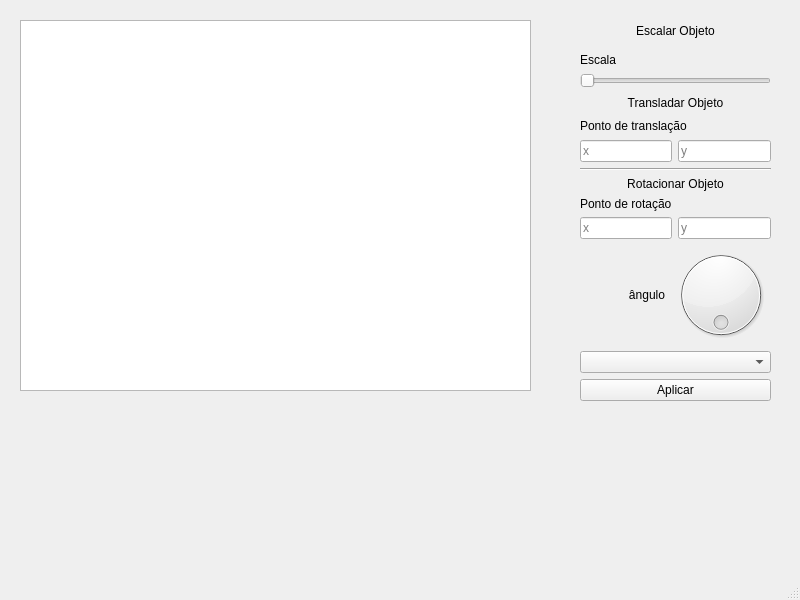
This is mainwindow.ui in Thales3006/Wireframe_3Dmodel_Visualizer as Qt 5 draws it before an edit. The edited form follows.
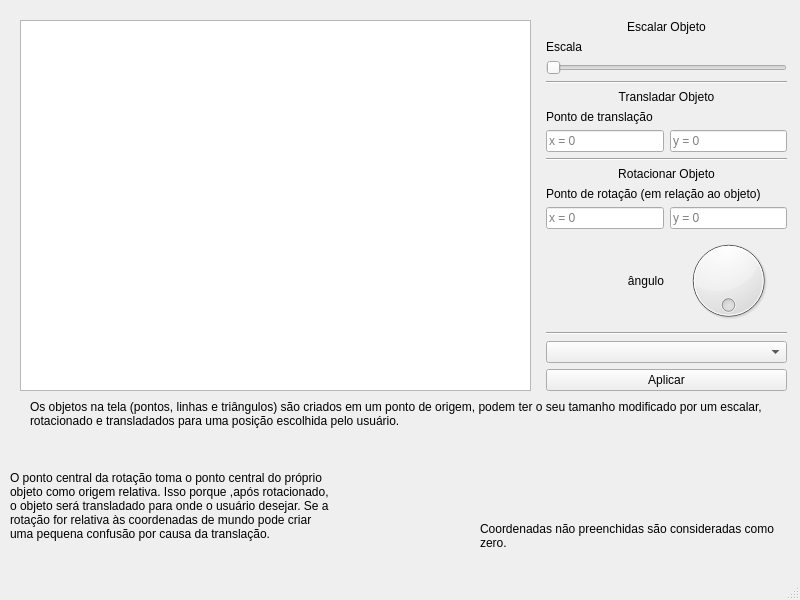
This is the edited form.

Commit message: escala, translação e rotação funcionam, mudança de nome de função [ transform() -> translate() ], explicações fofas

The edit to the form file:
```diff
--- a/mainwindow.ui
+++ b/mainwindow.ui
@@ -27,10 +27,10 @@
    <widget class="QWidget" name="verticalLayoutWidget">
     <property name="geometry">
      <rect>
-      <x>580</x>
+      <x>546</x>
       <y>20</y>
-      <width>191</width>
-      <height>381</height>
+      <width>241</width>
+      <height>371</height>
      </rect>
     </property>
     <layout class="QVBoxLayout" name="edit">
@@ -58,6 +58,9 @@
        </item>
        <item>
         <widget class="QSlider" name="escaleBar">
+         <property name="minimum">
+          <number>1</number>
+         </property>
          <property name="orientation">
           <enum>Qt::Orientation::Horizontal</enum>
          </property>
@@ -65,6 +68,13 @@
        </item>
       </layout>
      </item>
+     <item>
+      <widget class="Line" name="line">
+       <property name="orientation">
+        <enum>Qt::Orientation::Horizontal</enum>
+       </property>
+      </widget>
+     </item>
      <item>
       <layout class="QVBoxLayout" name="translate">
        <item>
@@ -95,7 +105,7 @@
             <string/>
            </property>
            <property name="placeholderText">
-            <string>x</string>
+            <string>x = 0</string>
            </property>
           </widget>
          </item>
@@ -108,7 +118,7 @@
             <string/>
            </property>
            <property name="placeholderText">
-            <string>y</string>
+            <string>y = 0</string>
            </property>
           </widget>
          </item>
@@ -116,15 +126,15 @@
        </item>
       </layout>
      </item>
+     <item>
+      <widget class="Line" name="line_3">
+       <property name="orientation">
+        <enum>Qt::Orientation::Horizontal</enum>
+       </property>
+      </widget>
+     </item>
      <item>
       <layout class="QVBoxLayout" name="rotate">
-       <item>
-        <widget class="Line" name="line">
-         <property name="orientation">
-          <enum>Qt::Orientation::Horizontal</enum>
-         </property>
-        </widget>
-       </item>
        <item>
         <widget class="QLabel" name="rotatorLabel">
          <property name="text">
@@ -138,7 +148,7 @@
        <item>
         <widget class="QLabel" name="rotateCoordLabel">
          <property name="text">
-          <string>Ponto de rotação</string>
+          <string>Ponto de rotação (em relação ao objeto)</string>
          </property>
          <property name="alignment">
           <set>Qt::AlignmentFlag::AlignBottom|Qt::AlignmentFlag::AlignLeading|Qt::AlignmentFlag::AlignLeft</set>
@@ -156,7 +166,7 @@
             <string/>
            </property>
            <property name="placeholderText">
-            <string>x</string>
+            <string>x = 0</string>
            </property>
           </widget>
          </item>
@@ -169,7 +179,7 @@
             <string/>
            </property>
            <property name="placeholderText">
-            <string>y</string>
+            <string>y = 0</string>
            </property>
           </widget>
          </item>
@@ -198,6 +208,13 @@
        </item>
       </layout>
      </item>
+     <item>
+      <widget class="Line" name="line_2">
+       <property name="orientation">
+        <enum>Qt::Orientation::Horizontal</enum>
+       </property>
+      </widget>
+     </item>
      <item>
       <widget class="QComboBox" name="objList">
        <property name="placeholderText">
@@ -214,6 +231,57 @@
      </item>
     </layout>
    </widget>
+   <widget class="QLabel" name="explanation">
+    <property name="geometry">
+     <rect>
+      <x>30</x>
+      <y>400</y>
+      <width>741</width>
+      <height>51</height>
+     </rect>
+    </property>
+    <property name="text">
+     <string>Os objetos na tela (pontos, linhas e triângulos) são criados em um ponto de origem, podem ter o seu tamanho modificado por um escalar, rotacionado e transladados para uma posição escolhida pelo usuário. </string>
+    </property>
+    <property name="alignment">
+     <set>Qt::AlignmentFlag::AlignLeading|Qt::AlignmentFlag::AlignLeft|Qt::AlignmentFlag::AlignTop</set>
+    </property>
+    <property name="wordWrap">
+     <bool>true</bool>
+    </property>
+   </widget>
+   <widget class="QLabel" name="label">
+    <property name="geometry">
+     <rect>
+      <x>10</x>
+      <y>450</y>
+      <width>321</width>
+      <height>111</height>
+     </rect>
+    </property>
+    <property name="text">
+     <string>O ponto central da rotação toma o ponto central do próprio objeto como origem relativa. Isso porque ,após rotacionado, o objeto será transladado para onde o usuário desejar. Se a rotação for relativa às coordenadas de mundo pode criar uma pequena confusão por causa da translação.</string>
+    </property>
+    <property name="wordWrap">
+     <bool>true</bool>
+    </property>
+   </widget>
+   <widget class="QLabel" name="label_2">
+    <property name="geometry">
+     <rect>
+      <x>480</x>
+      <y>480</y>
+      <width>321</width>
+      <height>111</height>
+     </rect>
+    </property>
+    <property name="text">
+     <string>Coordenadas não preenchidas são consideradas como zero.</string>
+    </property>
+    <property name="wordWrap">
+     <bool>true</bool>
+    </property>
+   </widget>
   </widget>
   <widget class="QMenuBar" name="menubar">
    <property name="geometry">
```
The commit also changes 7 other files.
